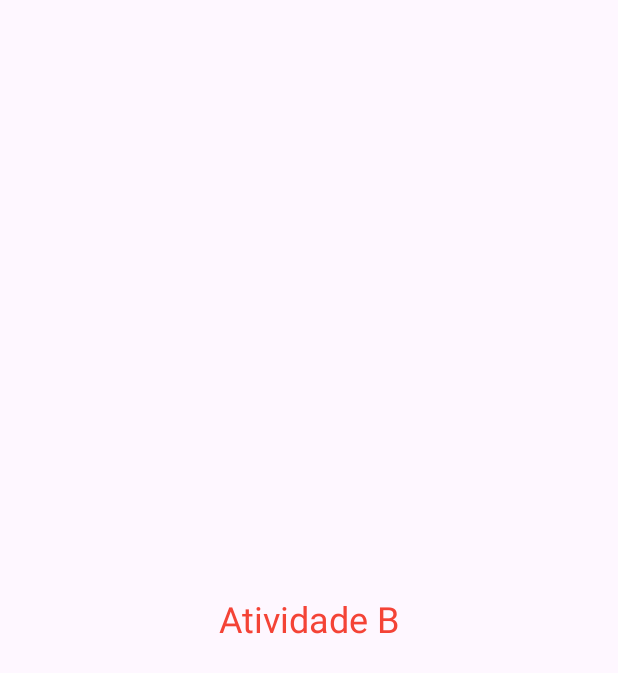
After one commit to rbeninca/pdm, an Android app: the layout activity_main_b.xml on its own in the app's theme, with its tools: preview values and no code run, on a phone screen of 412 x 824 dp. The commit adds this screen. Shown: the top 673 px of the screen. Run offline under Robolectric (Android 15) with nearby library versions, the phone set to English and light mode, and no system bars.

Commit message:
comunicação entre atividades Bundle

```diff
--- /dev/null
+++ b/app/src/main/res/layout/activity_main_b.xml
@@ -0,0 +1,21 @@
+<?xml version="1.0" encoding="utf-8"?>
+<androidx.constraintlayout.widget.ConstraintLayout xmlns:android="http://schemas.android.com/apk/res/android"
+    xmlns:app="http://schemas.android.com/apk/res-auto"
+    xmlns:tools="http://schemas.android.com/tools"
+    android:id="@+id/main"
+    android:layout_width="match_parent"
+    android:layout_height="match_parent"
+    tools:context=".MainActivityB">
+
+    <TextView
+        android:id="@+id/textView"
+        android:layout_width="wrap_content"
+        android:layout_height="wrap_content"
+        android:text="Atividade B"
+        android:textColor="#F44336"
+        android:textSize="24sp"
+        app:layout_constraintBottom_toBottomOf="parent"
+        app:layout_constraintEnd_toEndOf="parent"
+        app:layout_constraintStart_toStartOf="parent"
+        app:layout_constraintTop_toTopOf="parent" />
+</androidx.constraintlayout.widget.ConstraintLayout>
```
Also changed, not shown: app/src/main/AndroidManifest.xml (+7 -1 lines), app/src/main/java/com/ifsc/contaclicks/MainActivity.java (+5 -45 lines), app/src/main/java/com/ifsc/contaclicks/MainActivityB.java (added, +26 -0 lines).
